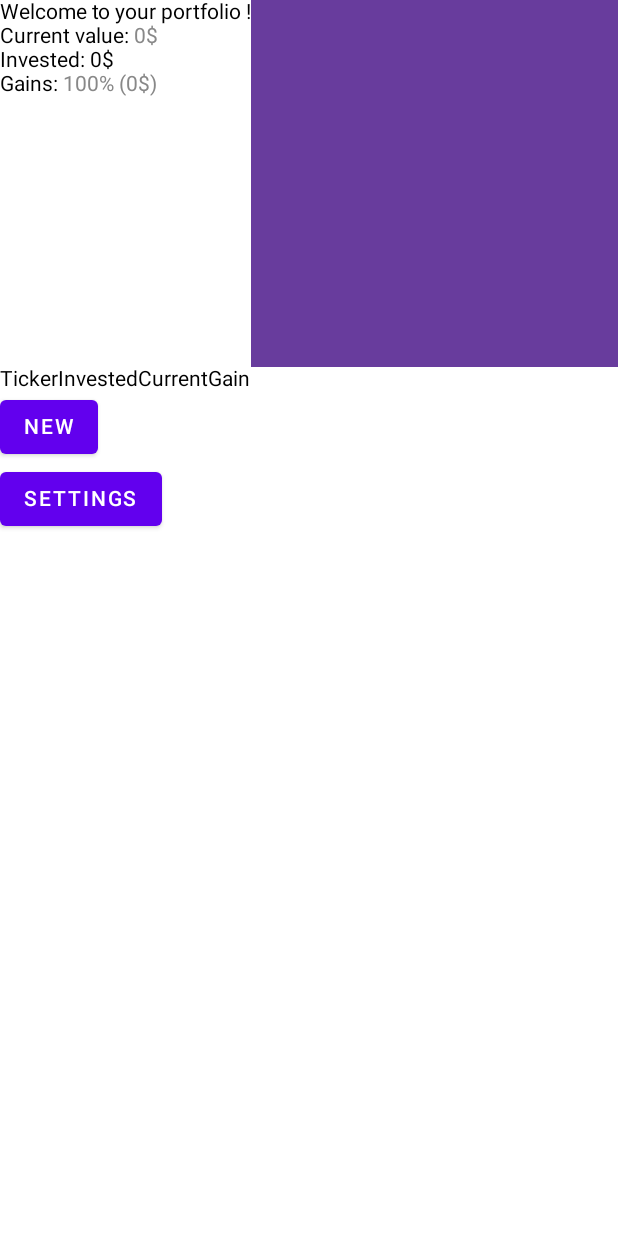
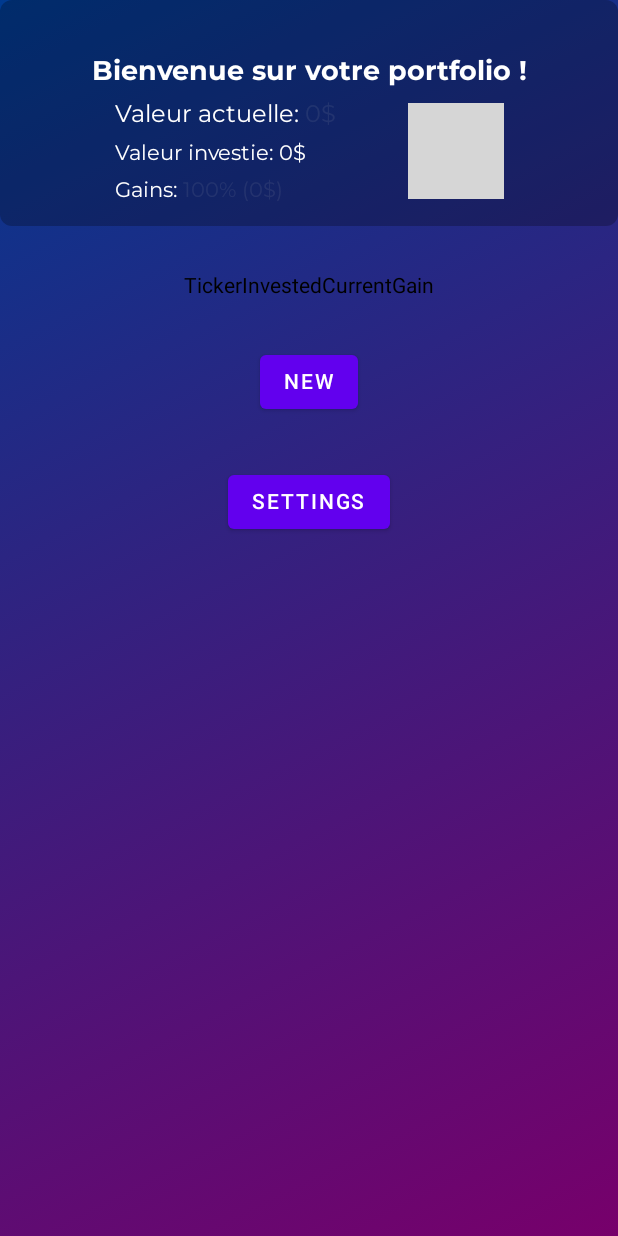
Before and after one commit to ModernMalick/Crypto.hodl.android, an Android app built with Jetpack Compose: the composable homeScreen called with empty values, on a phone screen of 412 x 824 dp. Run offline under Robolectric (Android 15) with nearby library versions, the phone set to English and light mode, and no system bars; grey boxes are pictures that could not be loaded.

Commit message:
Background + header design

```diff
--- a/Cryptohodl/app/build.gradle
+++ b/Cryptohodl/app/build.gradle
@@ -75,4 +75,6 @@ dependencies {
     implementation "androidx.lifecycle:lifecycle-livedata-ktx:$lifecycle_version"
 
     implementation "androidx.compose.compiler:compiler:$compose_version"
+
+    implementation "com.google.accompanist:accompanist-insets:0.14.0"
 }
--- a/Cryptohodl/app/src/main/java/com/example/cryptohodl/controller/MainActivity.kt
+++ b/Cryptohodl/app/src/main/java/com/example/cryptohodl/controller/MainActivity.kt
@@ -5,6 +5,7 @@ import android.os.Bundle
 import android.util.Log
 import androidx.activity.ComponentActivity
 import androidx.activity.compose.setContent
+import androidx.core.view.WindowCompat
 import androidx.lifecycle.Observer
 import androidx.lifecycle.ViewModelProvider
 import androidx.room.Room
@@ -16,6 +17,7 @@ import com.example.cryptohodl.notifyObserver
 import com.example.cryptohodl.view.main.dialogs.DialogViewModel
 import com.example.cryptohodl.view.main.homeScreen
 import com.example.cryptohodl.view.main.table.AssetViewModel
+import com.example.cryptohodl.view.ui.theme.CryptohodlTheme
 
 class MainActivity : ComponentActivity() {
 
@@ -81,6 +83,13 @@ class MainActivity : ComponentActivity() {
                 100
             }
 
+            var statusImage = R.drawable.bankrupt
+            if(gainsFiat > 0){
+                statusImage = R.drawable.rocket
+            } else if(gainsFiat < 0){
+                statusImage = R.drawable.explosion
+            }
+
             dialogViewModel.getMerger().observe(this, Observer { result ->
                 val showAdd = result.equals("add")
                 val showSettings = result.equals("settings")
@@ -93,14 +102,16 @@ class MainActivity : ComponentActivity() {
                 val sharedPreferences = getPreferences(Context.MODE_PRIVATE)
                 val currency = sharedPreferences.getString("currency", "$").toString()
 
+                WindowCompat.setDecorFitsSystemWindows(window, false)
                 setContent {
+                    CryptohodlTheme {
                         homeScreen(
                             assets,
                             value,
                             invested,
                             gainsPercentage,
                             gainsFiat,
-                        R.drawable.placeholder,
+                            statusImage,
                             currency,
                             deleteAsset,
                             toggleAddDialog,
@@ -112,6 +123,7 @@ class MainActivity : ComponentActivity() {
                             addAsset,
                             modifyAsset
                         )
+                    }
                 }
             })
         })
--- a/Cryptohodl/app/src/main/java/com/example/cryptohodl/view/main/Header.kt
+++ b/Cryptohodl/app/src/main/java/com/example/cryptohodl/view/main/Header.kt
@@ -1,14 +1,21 @@
 package com.example.cryptohodl.view.main
 
 import androidx.compose.foundation.Image
-import androidx.compose.foundation.layout.Column
-import androidx.compose.foundation.layout.Row
+import androidx.compose.foundation.background
+import androidx.compose.foundation.border
+import androidx.compose.foundation.layout.*
 import androidx.compose.material.Text
 import androidx.compose.runtime.Composable
+import androidx.compose.ui.Alignment
+import androidx.compose.ui.Modifier
+import androidx.compose.ui.draw.clip
 import androidx.compose.ui.graphics.Color
 import androidx.compose.ui.res.painterResource
 import androidx.compose.ui.tooling.preview.Preview
+import androidx.compose.ui.unit.dp
 import com.example.cryptohodl.R
+import com.example.cryptohodl.view.ui.theme.CustomTheme
+import com.example.cryptohodl.view.ui.theme.rounded
 
 @Composable
 fun header(
@@ -19,26 +26,42 @@ fun header(
     image: Int,
     currency: String,
 ) {
-    var color: Color = Color.Gray
+    var color: Color = CustomTheme.colors.gainDefault
     if (gainsFiat > 0) {
-        color = Color.Green
+        color = CustomTheme.colors.gainGood
     } else if (gainsFiat < 0) {
-        color = Color.Red
+        color = CustomTheme.colors.gainBad
     }
-    Row {
-        Column {
-            Text("Welcome to your portfolio !")
-            Row {
-                Text("Current value: ")
-                Text("$value$currency", color = color)
+    Column(modifier = Modifier
+        .background(color = CustomTheme.colors.surfaceA, rounded)
+        .fillMaxWidth()
+        .padding(top = 36.dp, bottom = 16.dp),
+        horizontalAlignment = Alignment.CenterHorizontally,
+        verticalArrangement = Arrangement.spacedBy(8.dp)
+    )
+        {
+            Text("Bienvenue sur votre portfolio !", color = Color.White, style = CustomTheme.typography.big)
+        Row(
+            horizontalArrangement = Arrangement.spacedBy(48.dp),
+            verticalAlignment = Alignment.CenterVertically
+        ) {
+            Column(modifier = Modifier
+                    ,
+                verticalArrangement = Arrangement.spacedBy(8.dp)) {
+                Row {
+                    Text("Valeur actuelle: ", color = Color.White, style = CustomTheme.typography.medium)
+                    Text("$value$currency", color = color, style = CustomTheme.typography.medium)
+                }
+                Text("Valeur investie: $invested$currency", color = Color.White, style = CustomTheme.typography.small)
+                Row {
+                    Text("Gains: ", color = Color.White, style = CustomTheme.typography.small)
+                    Text("$gainsPercentage% ($gainsFiat$currency)", color = color, style = CustomTheme.typography.small)
+                }
             }
-            Text("Invested: $invested$currency")
-            Row {
-                Text("Gains: ")
-                Text("$gainsPercentage% ($gainsFiat$currency)", color = color)
-            }
+            Image(painterResource(image), "Portfolio status",
+                modifier = Modifier.size(64.dp)
+            )
         }
-        Image(painterResource(image), "YAY")
     }
 }
 
--- a/Cryptohodl/app/src/main/java/com/example/cryptohodl/view/main/MainScreen.kt
+++ b/Cryptohodl/app/src/main/java/com/example/cryptohodl/view/main/MainScreen.kt
@@ -1,13 +1,21 @@
 package com.example.cryptohodl.view.main
 
-import androidx.compose.foundation.layout.Column
+import androidx.compose.foundation.background
+import androidx.compose.foundation.layout.*
 import androidx.compose.material.Button
 import androidx.compose.material.Text
 import androidx.compose.runtime.Composable
+import androidx.compose.ui.Alignment
+import androidx.compose.ui.Modifier
+import androidx.compose.ui.geometry.Offset
+import androidx.compose.ui.graphics.Brush
+import androidx.compose.ui.unit.dp
 import com.example.cryptohodl.model.Asset
 import com.example.cryptohodl.view.main.dialogs.addDialog
 import com.example.cryptohodl.view.main.dialogs.settingsDialog
 import com.example.cryptohodl.view.main.table.assetTable
+import com.example.cryptohodl.view.ui.theme.CustomTheme
+
 
 @Composable
 fun homeScreen(
@@ -28,7 +36,26 @@ fun homeScreen(
     onSaveAdd: (Asset) -> Unit,
     onSaveModify: (Asset) -> Unit
 ) {
-    Column {
+    Box(
+        modifier = Modifier
+            .background(
+                brush = Brush.linearGradient(
+                    colors = listOf(
+                        CustomTheme.colors.primary,
+                        CustomTheme.colors.secondary,
+                    ),
+                    start = Offset.Zero,
+                    end = Offset(Float.POSITIVE_INFINITY.times(0.5f), Float.POSITIVE_INFINITY.times(0.5f))
+                )
+            )
+            .fillMaxSize()
+    ){
+        Column(
+            modifier = Modifier
+                .matchParentSize(),
+            verticalArrangement = Arrangement.spacedBy(32.dp),
+            horizontalAlignment = Alignment.CenterHorizontally
+        ) {
             header(value, invested, gainsPercentage, gainsFiat, image, currency)
             assetTable(assets, currency, onDeleteClick, toggleModifyDialog, showModify, onSaveModify)
             Button(onClick = {
@@ -49,3 +76,4 @@ fun homeScreen(
             settingsDialog(toggleSettingsDialog, currency)
         }
     }
+}
--- a/Cryptohodl/app/src/main/java/com/example/cryptohodl/view/ui/theme/Color.kt
+++ b/Cryptohodl/app/src/main/java/com/example/cryptohodl/view/ui/theme/Color.kt
@@ -2,7 +2,12 @@ package com.example.cryptohodl.view.ui.theme
 
 import androidx.compose.ui.graphics.Color
 
-val Purple200 = Color(0xFFBB86FC)
-val Purple500 = Color(0xFF6200EE)
-val Purple700 = Color(0xFF3700B3)
-val Teal200 = Color(0xFF03DAC5)
+val blue = Color(0xFF003A8F)
+val blueLight = Color(0xFF3B6CB5)
+val purple = Color(0xFF77006B)
+val purpleLight = Color(0xFFB336A7)
+val red = Color(0xFFE4B8CA)
+val green = Color(0xFF8DD494)
+val black = Color(0x40000000)
+val blackSurface = Color(0x1A000000)
+val gray = Color(0x1AC8C2C8)
--- a/Cryptohodl/app/src/main/java/com/example/cryptohodl/view/ui/theme/Shape.kt
+++ b/Cryptohodl/app/src/main/java/com/example/cryptohodl/view/ui/theme/Shape.kt
@@ -4,8 +4,4 @@ import androidx.compose.foundation.shape.RoundedCornerShape
 import androidx.compose.material.Shapes
 import androidx.compose.ui.unit.dp
 
-val Shapes = Shapes(
-    small = RoundedCornerShape(4.dp),
-    medium = RoundedCornerShape(4.dp),
-    large = RoundedCornerShape(0.dp)
-)
+val rounded = RoundedCornerShape(8.dp)
--- a/Cryptohodl/app/src/main/java/com/example/cryptohodl/view/ui/theme/Theme.kt
+++ b/Cryptohodl/app/src/main/java/com/example/cryptohodl/view/ui/theme/Theme.kt
@@ -1,44 +1,85 @@
 package com.example.cryptohodl.view.ui.theme
 
-import androidx.compose.foundation.isSystemInDarkTheme
-import androidx.compose.material.MaterialTheme
-import androidx.compose.material.darkColors
-import androidx.compose.material.lightColors
 import androidx.compose.runtime.Composable
+import androidx.compose.runtime.CompositionLocalProvider
+import androidx.compose.runtime.Immutable
+import androidx.compose.runtime.staticCompositionLocalOf
+import androidx.compose.ui.graphics.Color
+import androidx.compose.ui.text.TextStyle
+import androidx.compose.ui.text.font.FontWeight
+import androidx.compose.ui.unit.sp
 
-private val DarkColorPalette = darkColors(
-    primary = Purple200,
-    primaryVariant = Purple700,
-    secondary = Teal200
+@Immutable
+data class CustomColors(
+    val primary: Color,
+    val primaryVariant: Color,
+    val secondary: Color,
+    val secondaryVariant: Color,
+    val surfaceA: Color,
+    val surfaceB: Color,
+    val gainDefault: Color,
+    val gainGood: Color,
+    val gainBad: Color
 )
 
-private val LightColorPalette = lightColors(
-    primary = Purple500,
-    primaryVariant = Purple700,
-    secondary = Teal200
-
-    /* Other default colors to override
-    background = Color.White,
-    surface = Color.White,
-    onPrimary = Color.White,
-    onSecondary = Color.Black,
-    onBackground = Color.Black,
-    onSurface = Color.Black,
-    */
+@Immutable
+data class CustomTypography(
+    val small: TextStyle,
+    val medium: TextStyle,
+    val big: TextStyle
 )
 
+val LocalCustomColors = staticCompositionLocalOf {
+    CustomColors(
+        primary = Color.Unspecified,
+        primaryVariant = Color.Unspecified,
+        secondary = Color.Unspecified,
+        secondaryVariant = Color.Unspecified,
+        surfaceA = Color.Unspecified,
+        surfaceB = Color.Unspecified,
+        gainDefault = Color.Unspecified,
+        gainGood = Color.Unspecified,
+        gainBad = Color.Unspecified
+    )
+}
+val LocalCustomTypography = staticCompositionLocalOf {
+    CustomTypography(
+        small = TextStyle.Default,
+        medium = TextStyle.Default,
+        big = TextStyle.Default
+    )
+}
+
 @Composable
-fun CryptohodlTheme(darkTheme: Boolean = isSystemInDarkTheme(), content: @Composable() () -> Unit) {
-    val colors = if (darkTheme) {
-        DarkColorPalette
-    } else {
-        LightColorPalette
-    }
-
-    MaterialTheme(
-        colors = colors,
-        typography = Typography,
-        shapes = Shapes,
+fun CryptohodlTheme(content: @Composable() () -> Unit) {
+    val customColors = CustomColors(
+        primary = blue,
+        primaryVariant = blueLight,
+        secondary = purple,
+        secondaryVariant = purpleLight,
+        surfaceA = black,
+        surfaceB = blackSurface,
+        gainDefault = gray,
+        gainGood = green,
+        gainBad = red,
+    )
+    val customTypography = CustomTypography(
+        small = TextStyle(fontSize = 14.sp, fontFamily = Montserrat),
+        medium = TextStyle(fontSize = 16.sp, fontFamily = Montserrat),
+        big = TextStyle(fontSize = 18.sp, fontFamily = Montserrat, fontWeight = FontWeight.Bold),
+    )
+    CompositionLocalProvider(
+        LocalCustomColors provides customColors,
+        LocalCustomTypography provides customTypography,
         content = content
     )
 }
+
+object CustomTheme {
+    val colors: CustomColors
+        @Composable
+        get() = LocalCustomColors.current
+    val typography: CustomTypography
+        @Composable
+        get() = LocalCustomTypography.current
+}
--- a/Cryptohodl/app/src/main/java/com/example/cryptohodl/view/ui/theme/Type.kt
+++ b/Cryptohodl/app/src/main/java/com/example/cryptohodl/view/ui/theme/Type.kt
@@ -2,27 +2,13 @@ package com.example.cryptohodl.view.ui.theme
 
 import androidx.compose.material.Typography
 import androidx.compose.ui.text.TextStyle
+import androidx.compose.ui.text.font.Font
 import androidx.compose.ui.text.font.FontFamily
 import androidx.compose.ui.text.font.FontWeight
 import androidx.compose.ui.unit.sp
+import com.example.cryptohodl.R
 
-// Set of Material typography styles to start with
-val Typography = Typography(
-    body1 = TextStyle(
-        fontFamily = FontFamily.Default,
-        fontWeight = FontWeight.Normal,
-        fontSize = 16.sp
-    )
-    /* Other default text styles to override
-    button = TextStyle(
-        fontFamily = FontFamily.Default,
-        fontWeight = FontWeight.W500,
-        fontSize = 14.sp
-    ),
-    caption = TextStyle(
-        fontFamily = FontFamily.Default,
-        fontWeight = FontWeight.Normal,
-        fontSize = 12.sp
-    )
-    */
+val Montserrat = FontFamily(
+    Font(R.font.montserratregular),
+    Font(R.font.montserratbold, weight = FontWeight.Bold)
 )
--- a/Cryptohodl/app/src/main/res/values-night/themes.xml
+++ b/Cryptohodl/app/src/main/res/values-night/themes.xml
@@ -1,16 +1,10 @@
 <resources xmlns:tools="http://schemas.android.com/tools">
-    <!-- Base application theme. -->
-    <style name="Theme.Cryptohodl" parent="Theme.MaterialComponents.DayNight.DarkActionBar">
-        <!-- Primary brand color. -->
-        <item name="colorPrimary">@color/purple_200</item>
-        <item name="colorPrimaryVariant">@color/purple_700</item>
-        <item name="colorOnPrimary">@color/black</item>
-        <!-- Secondary brand color. -->
-        <item name="colorSecondary">@color/teal_200</item>
-        <item name="colorSecondaryVariant">@color/teal_200</item>
-        <item name="colorOnSecondary">@color/black</item>
-        <!-- Status bar color. -->
-        <item name="android:statusBarColor" tools:targetApi="l">?attr/colorPrimaryVariant</item>
-        <!-- Customize your theme here. -->
+    <style name="Theme.Cryptohodl" parent="Theme.MaterialComponents.DayNight.NoActionBar">
+        <item name="android:statusBarColor" tools:targetApi="l">@color/transparent</item>
+        <item name="android:navigationBarColor">@color/transparent</item>
+    </style>
+    <style name="Theme.Cryptohodl.NoActionBar">
+        <item name="windowActionBar">false</item>
+        <item name="windowNoTitle">true</item>
     </style>
 </resources>
--- a/Cryptohodl/app/src/main/res/values/colors.xml
+++ b/Cryptohodl/app/src/main/res/values/colors.xml
@@ -7,4 +7,5 @@
     <color name="teal_700">#FF018786</color>
     <color name="black">#FF000000</color>
     <color name="white">#FFFFFFFF</color>
+    <color name="transparent">#00FFFFFF</color>
 </resources>
--- a/Cryptohodl/app/src/main/res/values/themes.xml
+++ b/Cryptohodl/app/src/main/res/values/themes.xml
@@ -1,22 +1,10 @@
 <resources xmlns:tools="http://schemas.android.com/tools">
-    <!-- Base application theme. -->
-    <style name="Theme.Cryptohodl" parent="Theme.MaterialComponents.DayNight.DarkActionBar">
-        <!-- Primary brand color. -->
-        <item name="colorPrimary">@color/purple_500</item>
-        <item name="colorPrimaryVariant">@color/purple_700</item>
-        <item name="colorOnPrimary">@color/white</item>
-        <!-- Secondary brand color. -->
-        <item name="colorSecondary">@color/teal_200</item>
-        <item name="colorSecondaryVariant">@color/teal_700</item>
-        <item name="colorOnSecondary">@color/black</item>
-        <!-- Status bar color. -->
-        <item name="android:statusBarColor" tools:targetApi="l">?attr/colorPrimaryVariant</item>
-        <!-- Customize your theme here. -->
+    <style name="Theme.Cryptohodl" parent="Theme.MaterialComponents.DayNight.NoActionBar">
+        <item name="android:statusBarColor" tools:targetApi="l">@color/transparent</item>
+        <item name="android:navigationBarColor">@color/transparent</item>
     </style>
     <style name="Theme.Cryptohodl.NoActionBar">
         <item name="windowActionBar">false</item>
         <item name="windowNoTitle">true</item>
     </style>
-    <style name="Theme.Cryptohodl.AppBarOverlay" parent="ThemeOverlay.AppCompat.Dark.ActionBar"/>
-    <style name="Theme.Cryptohodl.PopupOverlay" parent="ThemeOverlay.AppCompat.Light"/>
 </resources>
```
Also changed, not shown: Cryptohodl/app/src/main/res/font/montserratbold.ttf (added), Cryptohodl/app/src/main/res/font/montserratregular.ttf (added), 5 other files. Lines whose indentation alone changed are shown as unchanged.
